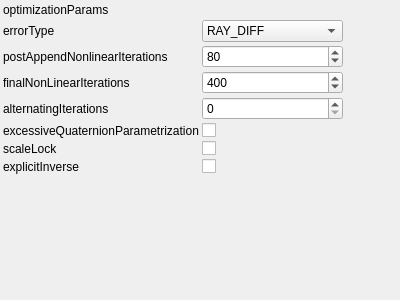
This is utils/corestructs/coreWidgets/iterativeReconstructionNonlinearOptimizationParamsWrapperControlWidget.ui in NickPenkrat/corecvs as Qt 5 draws it before an edit. The edited form follows.
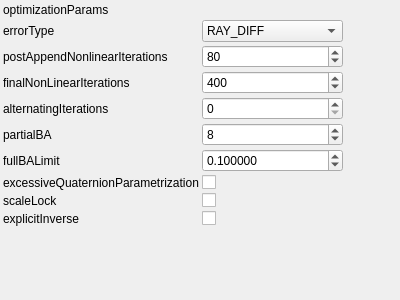
This is the edited form. Custom widgets are drawn as their Qt base class.

Commit message: Adding semi-linear reconstruction

What changed in the file:
```diff
--- a/utils/corestructs/coreWidgets/iterativeReconstructionNonlinearOptimizationParamsWrapperControlWidget.ui
+++ b/utils/corestructs/coreWidgets/iterativeReconstructionNonlinearOptimizationParamsWrapperControlWidget.ui
@@ -152,45 +152,100 @@
     <item row="5" column="0">
      <widget class="QLabel" name="label_5">
        <property name="text">
-         <string>excessiveQuaternionParametrization</string>
+         <string>partialBA</string>
        </property>
      </widget>
     </item>
     <item row="5" column="1">
-     <widget class="QCheckBox" name="excessiveQuaternionParametrizationCheckBox">
+     <widget class="QSpinBox" name="partialBASpinBox">
        <property name="toolTip">
          <string>Excessive/non-excessive quaternion parametrization</string>
        </property>
-       <property name="checked">
-           <bool>0</bool>
+       <property name="minimum">
+        <number>1</number>
+       </property>
+       <property name="maximum">
+        <number>9999999</number>
+       </property>
+       <property name="singleStep">
+        <number>1</number>
+       </property>
+       <property name="value">
+        <number>8</number>
        </property>
      </widget>
     </item>
     <item row="6" column="0">
      <widget class="QLabel" name="label_6">
        <property name="text">
-         <string>scaleLock</string>
+         <string>fullBALimit</string>
        </property>
      </widget>
     </item>
     <item row="6" column="1">
-     <widget class="QCheckBox" name="scaleLockCheckBox">
+     <widget class="QDoubleSpinBox" name="fullBALimitSpinBox">
        <property name="toolTip">
          <string>Lock scale</string>
        </property>
-       <property name="checked">
-           <bool>0</bool>
+       <property name="decimals">
+        <number>6</number>
+       </property>
+       <property name="minimum">
+        <double>0</double>
+       </property>
+       <property name="maximum">
+        <double>1e+08</double>
+       </property>
+       <property name="singleStep">
+        <double>1e-06</double>
+       </property>
+       <property name="value">
+        <double>0.1</double>
        </property>
      </widget>
     </item>
     <item row="7" column="0">
      <widget class="QLabel" name="label_7">
        <property name="text">
-         <string>explicitInverse</string>
+         <string>excessiveQuaternionParametrization</string>
        </property>
      </widget>
     </item>
     <item row="7" column="1">
+     <widget class="QCheckBox" name="excessiveQuaternionParametrizationCheckBox">
+       <property name="toolTip">
+         <string>Excessive/non-excessive quaternion parametrization</string>
+       </property>
+       <property name="checked">
+           <bool>0</bool>
+       </property>
+     </widget>
+    </item>
+    <item row="8" column="0">
+     <widget class="QLabel" name="label_8">
+       <property name="text">
+         <string>scaleLock</string>
+       </property>
+     </widget>
+    </item>
+    <item row="8" column="1">
+     <widget class="QCheckBox" name="scaleLockCheckBox">
+       <property name="toolTip">
+         <string>Lock scale</string>
+       </property>
+       <property name="checked">
+           <bool>0</bool>
+       </property>
+     </widget>
+    </item>
+    <item row="9" column="0">
+     <widget class="QLabel" name="label_9">
+       <property name="text">
+         <string>explicitInverse</string>
+       </property>
+     </widget>
+    </item>
+    <item row="9" column="1">
      <widget class="QCheckBox" name="explicitInverseCheckBox">
        <property name="toolTip">
          <string>Explisit inverse in Schur complement solving</string>
@@ -200,7 +255,7 @@
        </property>
      </widget>
     </item>
-   <item row="8" column="0">
+   <item row="10" column="0">
     <spacer name="verticalSpacer">
      <property name="orientation">
       <enum>Qt::Vertical</enum>
@@ -213,7 +268,7 @@
      </property>
     </spacer>
    </item>
-   <item row="8" column="2">
+   <item row="10" column="2">
     <spacer name="horizontalSpacer">
      <property name="orientation">
       <enum>Qt::Horizontal</enum>
```
Left out of the diff: 16 changed lines with no effect on the pictures. The commit also changes 11 other files.
